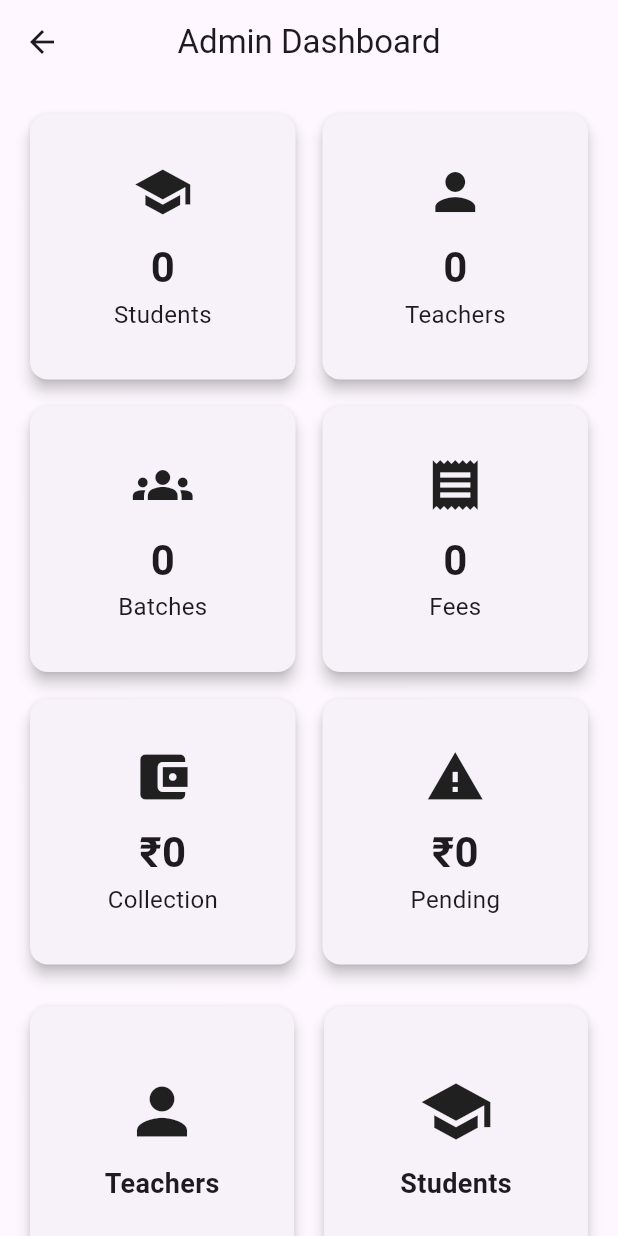
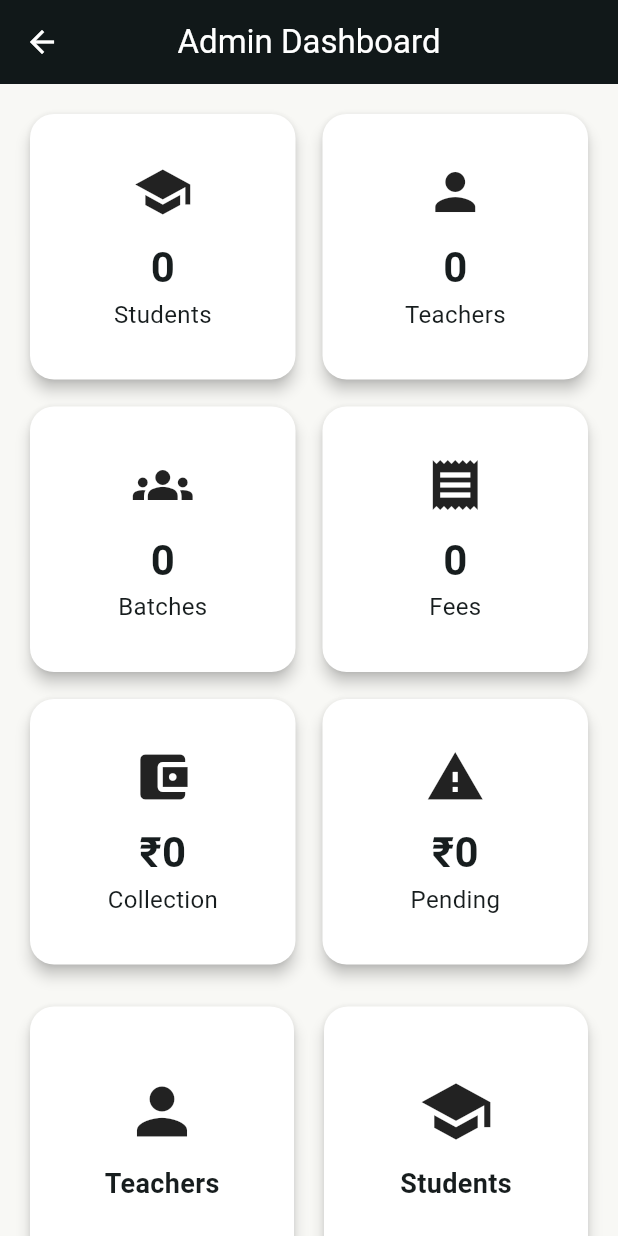
Before and after one commit to sekharbag07-star/digividya, a Flutter app: the AdminDashboard screen opened directly, on a phone screen of 412 x 824 dp. Run offline on Flutter 3.47's test engine with Material 3 defaults, Android fonts, the phone set to English and light mode, and no system bars; our stand-ins replace cloud_firestore, firebase_auth, firebase_core; accounts and stored records are empty.

Commit message:
Added student profiles exams results ranking system and Krishna theme

```diff
--- /dev/null
+++ b/lib/core/theme/app_theme.dart
@@ -0,0 +1,67 @@
+import 'package:flutter/material.dart';
+
+class AppTheme {
+  static const Color primaryColor = Color(0xFF121212);
+  static const Color secondaryColor = Color(0xFF1A1F36);
+  static const Color accentColor = Color(0xFFD4AF37);
+
+  static const Color backgroundColor = Color(0xFFF8F8F5);
+  static const Color cardColor = Colors.white;
+
+  static ThemeData lightTheme = ThemeData(
+    useMaterial3: true,
+
+    scaffoldBackgroundColor: backgroundColor,
+
+    colorScheme: ColorScheme.fromSeed(
+      seedColor: primaryColor,
+      primary: primaryColor,
+      secondary: accentColor,
+      brightness: Brightness.light,
+    ),
+
+    appBarTheme: const AppBarTheme(
+      centerTitle: true,
+      backgroundColor: primaryColor,
+      foregroundColor: Colors.white,
+      elevation: 2,
+    ),
+
+    cardTheme: CardThemeData(
+      color: cardColor,
+      elevation: 4,
+      shape: RoundedRectangleBorder(borderRadius: BorderRadius.circular(16)),
+    ),
+
+    elevatedButtonTheme: ElevatedButtonThemeData(
+      style: ElevatedButton.styleFrom(
+        backgroundColor: primaryColor,
+        foregroundColor: Colors.white,
+        minimumSize: const Size(double.infinity, 50),
+        shape: RoundedRectangleBorder(borderRadius: BorderRadius.circular(12)),
+      ),
+    ),
+
+    inputDecorationTheme: InputDecorationTheme(
+      filled: true,
+      fillColor: Colors.white,
+
+      border: OutlineInputBorder(borderRadius: BorderRadius.circular(12)),
+
+      enabledBorder: OutlineInputBorder(
+        borderRadius: BorderRadius.circular(12),
+      ),
+
+      focusedBorder: OutlineInputBorder(
+        borderRadius: BorderRadius.circular(12),
+        borderSide: const BorderSide(color: accentColor, width: 2),
+      ),
+    ),
+
+    tabBarTheme: const TabBarThemeData(
+      labelColor: Colors.white,
+      unselectedLabelColor: Colors.white70,
+      indicatorColor: accentColor,
+    ),
+  );
+}
--- a/lib/features/admin/screens/admin_dashboard.dart
+++ b/lib/features/admin/screens/admin_dashboard.dart
@@ -8,6 +8,8 @@ import 'batch/batch_management_screen.dart';
 import 'assignment/student_batch_screen.dart';
 import 'attendance/attendance_screen.dart';
 import 'fees/fee_management_screen.dart';
+import 'exams/exam_management_screen.dart';
+import 'results/result_entry_screen.dart';
 
 class AdminDashboard extends StatefulWidget {
   const AdminDashboard({super.key});
@@ -186,6 +188,34 @@ class _AdminDashboardState extends State<AdminDashboard> {
                       );
                     },
                   ),
+
+                  _dashboardCard(
+                    context,
+                    title: "Exams",
+                    icon: Icons.quiz,
+                    onTap: () {
+                      Navigator.push(
+                        context,
+                        MaterialPageRoute(
+                          builder: (_) => const ExamManagementScreen(),
+                        ),
+                      );
+                    },
+                  ),
+
+                  _dashboardCard(
+                    context,
+                    title: "Results",
+                    icon: Icons.leaderboard,
+                    onTap: () {
+                      Navigator.push(
+                        context,
+                        MaterialPageRoute(
+                          builder: (_) => const ResultEntryScreen(),
+                        ),
+                      );
+                    },
+                  ),
                 ],
               ),
             ],
--- a/lib/main.dart
+++ b/lib/main.dart
@@ -2,6 +2,7 @@ import 'package:firebase_core/firebase_core.dart';
 import 'package:flutter/material.dart';
 
 import 'firebase_options.dart';
+import 'core/theme/app_theme.dart';
 import 'features/auth/screens/splash_screen.dart';
 
 Future<void> main() async {
@@ -20,6 +21,9 @@ class CoachingERP extends StatelessWidget {
     return MaterialApp(
       debugShowCheckedModeBanner: false,
       title: 'Coaching ERP',
+
+      theme: AppTheme.lightTheme,
+
       home: const SplashScreen(),
     );
   }
```
Also changed, not shown: lib/core/services/ranking_service.dart (added, +81 -0 lines), lib/features/admin/screens/exams/exam_management_screen.dart (added, +131 -0 lines), lib/features/admin/screens/results/result_entry_screen.dart (added, +203 -0 lines), 1 other file.
